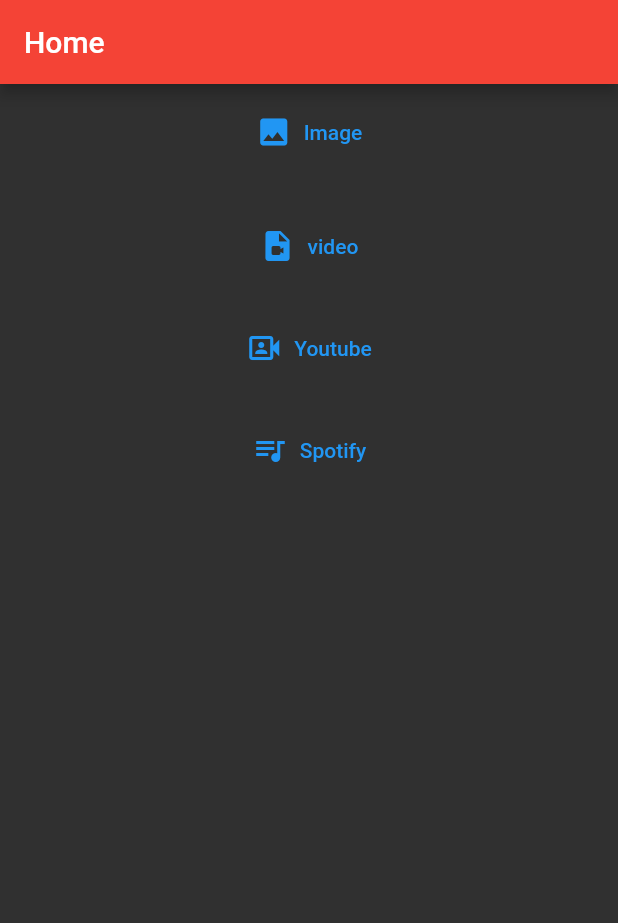
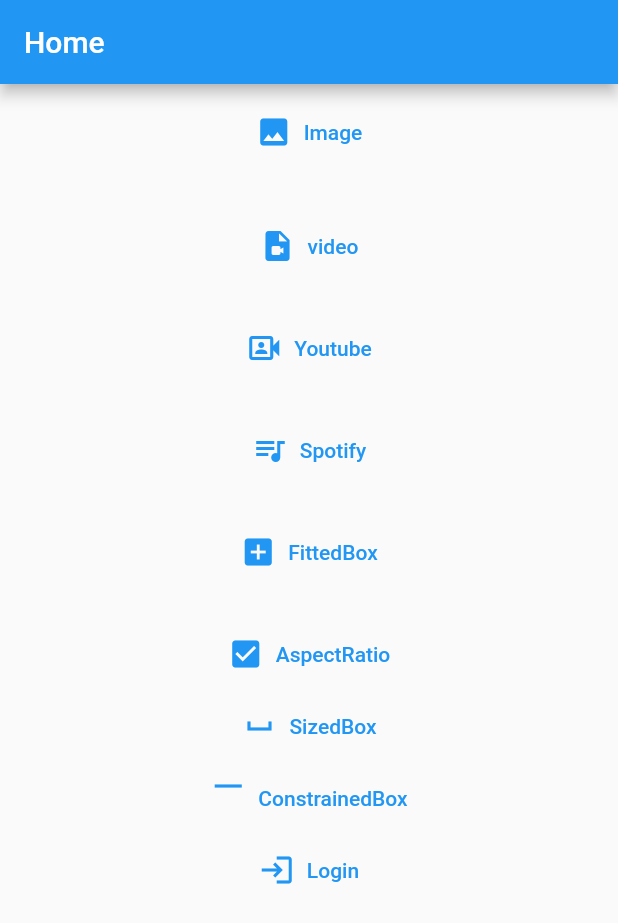
Before and after one commit to hussruss/APPM_CLASS, a Flutter app: the screen it shows after launch, on a phone screen of 412 x 824 dp. Shown: the top 923 px of the screen. Run offline on Flutter 3.47's test engine with Material 2 defaults, Android fonts, the phone set to English and light mode, and no system bars; our stand-ins replace audioplayers, video_player.

Commit message:
Semana 7 Widgets tipo layout

```diff
--- a/lib/main.dart
+++ b/lib/main.dart
@@ -1,9 +1,14 @@
 import 'package:flutter/material.dart';
+import 'package:m1_s4/widgets/apectRatio.dart';
+import 'package:m1_s4/widgets/constranedBox.dart';
 import 'package:m1_s4/widgets/images.dart';
+import 'package:m1_s4/widgets/login.dart';
+import 'package:m1_s4/widgets/sixedBox.dart';
 import 'package:m1_s4/widgets/spotify.dart';
 import 'package:m1_s4/widgets/video.dart';
 import 'package:m1_s4/widgets/youtube.dart';
-import 'package:video_player/video_player.dart';
+
+import 'widgets/fittedBox.dart';
 
 //'https://source.unsplash.com/random/250×250/?programming&${index}'
 
@@ -14,6 +19,7 @@
 
   @override
   Widget build(BuildContext context) {
+    const hola = '';
     return MaterialApp(
       title: 'Material App',
       initialRoute: '/',
@@ -23,11 +29,16 @@
         '/video': (context) => const VideoApp(),
         '/youtube': (context) => const Youtube(),
         '/spotify': (context) => const Spotify(),
+        '/fittedBox': (context) => const FittedBoxWidget(),
+        '/aspectRatio': (context) => const AspectRatioWidget(),
+        '/sizedBox': (context) => const SizedBoxWidget(),
+        '/constrainedBox': (context) => const ConstrainedBoxWidget(),
+        '/login': (context) => const LoginScreen(),
       },
-      theme: ThemeData.dark().copyWith(
-          appBarTheme: AppBarTheme(color: Colors.red),
-          floatingActionButtonTheme:
-              FloatingActionButtonThemeData(backgroundColor: Colors.red)),
+      // theme: ThemeData.dark().copyWith(
+      //     appBarTheme: AppBarTheme(color: Colors.red),
+      //     floatingActionButtonTheme:
+      //         FloatingActionButtonThemeData(backgroundColor: Colors.red)),
     );
   }
 }
@@ -87,7 +98,43 @@
               onPressed: () {
                 Navigator.pushNamed(context, '/spotify');
               },
-              icon: Icon(Icons.queue_music))
+              icon: Icon(Icons.queue_music)),
+          SizedBox(
+            height: 20,
+          ),
+          TextButton.icon(
+              label: Text('FittedBox'),
+              onPressed: () {
+                Navigator.pushNamed(context, '/fittedBox');
+              },
+              icon: Icon(Icons.add_box)),
+          SizedBox(
+            height: 20,
+          ),
+          TextButton.icon(
+              label: Text('AspectRatio'),
+              onPressed: () {
+                Navigator.pushNamed(context, '/aspectRatio');
+              },
+              icon: Icon(Icons.check_box)),
+          TextButton.icon(
+              label: Text('SizedBox'),
+              onPressed: () {
+                Navigator.pushNamed(context, '/sizedBox');
+              },
+              icon: Icon(Icons.space_bar)),
+          TextButton.icon(
+              label: Text('ConstrainedBox'),
+              onPressed: () {
+                Navigator.pushNamed(context, '/constrainedBox');
+              },
+              icon: Icon(Icons.maximize)),
+          TextButton.icon(
+              label: Text('Login'),
+              onPressed: () {
+                Navigator.pushNamed(context, '/login');
+              },
+              icon: Icon(Icons.login))
         ],
       ),
     );
```
Also changed, not shown: lib/widgets/apectRatio.dart (added, +72 -0 lines), lib/widgets/constranedBox.dart (added, +115 -0 lines), lib/widgets/fittedBox.dart (added, +83 -0 lines), lib/widgets/login.dart (added, +117 -0 lines), lib/widgets/sixedBox.dart (added, +55 -0 lines), 1 other file.
